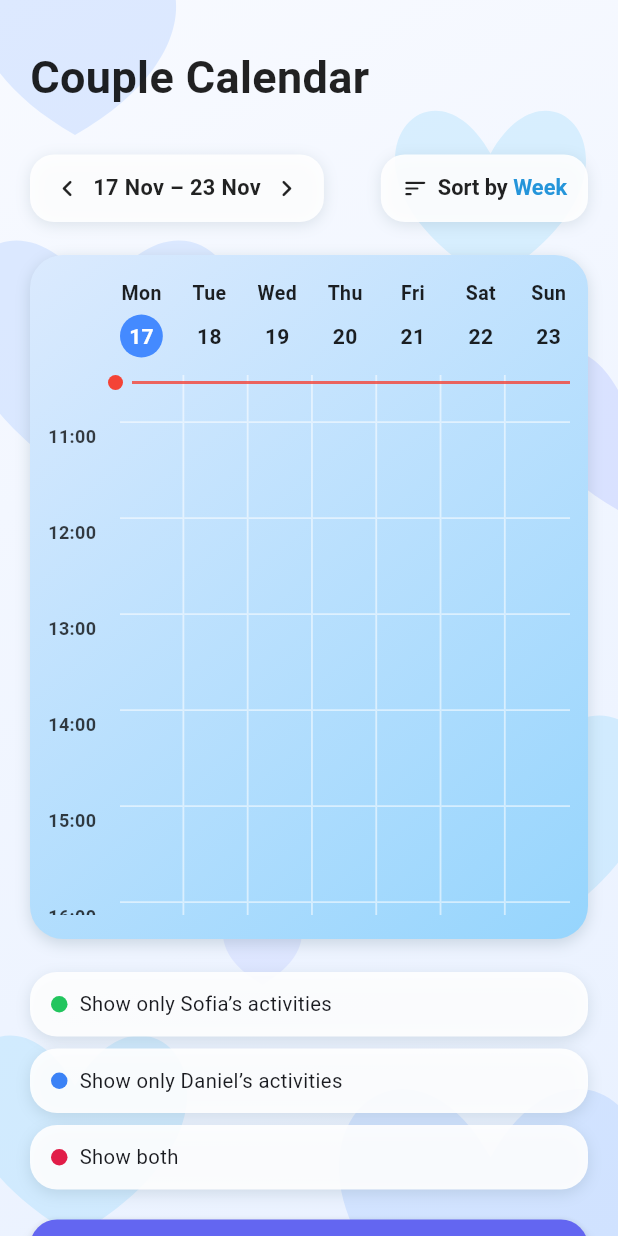
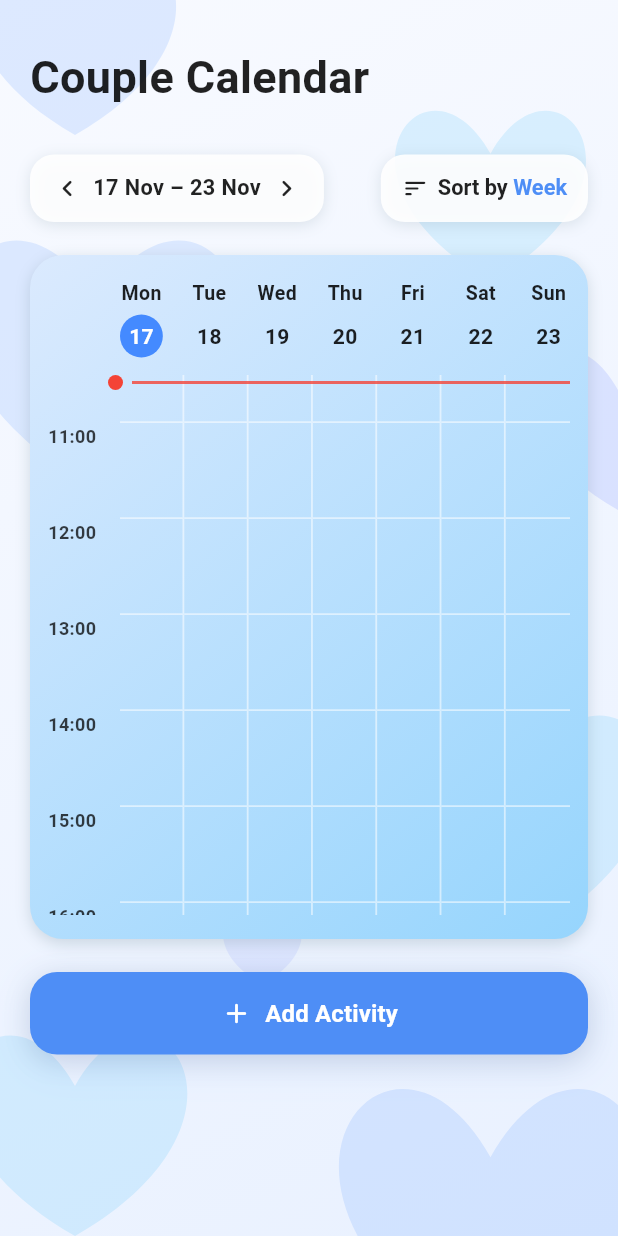
Before and after one commit to Tomasalexpt30/IPM_Bonded, a Flutter app: the CalendarPage screen opened directly, on a phone screen of 412 x 824 dp. Run offline on Flutter 3.47's test engine with Material 3 defaults, Android fonts, the light colour scheme and no system bars; Roboto replaces fonts that are missing (Poppins).

Commit message:
Bonded APP Version 3.3
- Calendar Footer Completed
- Add Activity Button Functionality
  - Sheet with Name, Type of Activity, Date, Time, Notes

```diff
--- a/lib/pages/calendar/calendar_footer/calendar_footer.dart
+++ b/lib/pages/calendar/calendar_footer/calendar_footer.dart
@@ -1,4 +1,5 @@
 import 'package:flutter/material.dart';
+import '../add_activity/add_activity_sheet.dart';
 
 class CalendarFooter extends StatelessWidget {
   const CalendarFooter({super.key});
@@ -7,65 +8,8 @@ class CalendarFooter extends StatelessWidget {
   Widget build(BuildContext context) {
     return Column(
       children: const [
-        _FilterTile(
-          label: "Show only Sofia’s activities",
-          color: Color(0xFF22C55E),
-        ),
-        SizedBox(height: 8),
-        _FilterTile(
-          label: "Show only Daniel’s activities",
-          color: Color(0xFF3B82F6),
-        ),
-        SizedBox(height: 8),
-        _FilterTile(
-          label: "Show both",
-          color: Color(0xFFE11D48),
-        ),
-        SizedBox(height: 20),
         _AddActivityButton(),
       ],
-    );
-  }
-}
-
-class _FilterTile extends StatelessWidget {
-  final String label;
-  final Color color;
-
-  const _FilterTile({super.key, required this.label, required this.color});
-
-  @override
-  Widget build(BuildContext context) {
-    return Container(
-      padding: const EdgeInsets.symmetric(horizontal: 14, vertical: 12),
-      decoration: BoxDecoration(
-        color: Colors.white.withOpacity(0.9),
-        borderRadius: BorderRadius.circular(18),
-        boxShadow: [
-          BoxShadow(
-            color: Colors.blueGrey.withOpacity(0.2),
-            blurRadius: 8,
-            offset: const Offset(0, 3),
-          ),
-        ],
-      ),
-      child: Row(
-        children: [
-          Container(
-            width: 11,
-            height: 11,
-            decoration: BoxDecoration(
-              shape: BoxShape.circle,
-              color: color,
-            ),
-          ),
-          const SizedBox(width: 8),
-          Text(
-            label,
-            style: const TextStyle(fontSize: 13.5),
-          ),
-        ],
-      ),
     );
   }
 }
@@ -77,24 +21,59 @@ class _AddActivityButton extends StatelessWidget {
   Widget build(BuildContext context) {
     return SizedBox(
       width: double.infinity,
+
+      child: Container(
+        // 🔥 Sombra suave estilo Bonded
+        decoration: BoxDecoration(
+          borderRadius: BorderRadius.circular(18),
+          boxShadow: [
+            BoxShadow(
+              color: Colors.black.withOpacity(0.10),
+              blurRadius: 14,
+              spreadRadius: 1,
+              offset: const Offset(0, 4),
+            ),
+            BoxShadow(
+              color: Colors.blueAccent.withOpacity(0.12),
+              blurRadius: 24,
+              offset: const Offset(0, 6),
+            ),
+          ],
+        ),
+
         child: ElevatedButton.icon(
-        onPressed: () {},
-        icon: const Icon(Icons.add_rounded),
+          onPressed: () {
+            showModalBottomSheet(
+              context: context,
+              isScrollControlled: true,
+              backgroundColor: Colors.transparent,
+              builder: (context) => const AddActivitySheet(),
+            );
+          },
+
+          icon: const Icon(Icons.add_rounded, size: 22),
+
           label: const Text(
             "Add Activity",
             style: TextStyle(
-            fontSize: 15.5,
+              fontSize: 16,
               fontWeight: FontWeight.w600,
             ),
           ),
+
           style: ElevatedButton.styleFrom(
-          padding: const EdgeInsets.symmetric(vertical: 14),
+            padding: const EdgeInsets.symmetric(vertical: 16),
+
             shape: RoundedRectangleBorder(
               borderRadius: BorderRadius.circular(18),
             ),
-          elevation: 4,
-          backgroundColor: const Color(0xFF6366F1),
+
+            backgroundColor: const Color(0xFF4E8EF6),
             foregroundColor: Colors.white,
+
+            elevation: 0,
+            shadowColor: Colors.transparent,
+          ),
         ),
       ),
     );
--- a/lib/pages/calendar/calendar_header/calendar_header.dart
+++ b/lib/pages/calendar/calendar_header/calendar_header.dart
@@ -93,7 +93,7 @@ class CalendarHeader extends StatelessWidget {
                             style: const TextStyle(
                               fontSize: 14.5,
                               fontWeight: FontWeight.w700,
-                              color: Color(0xFF2595DA),
+                              color: Color(0xFF4E8EF6),
                             ),
                           ),
                         ],
```
Also changed, not shown: lib/pages/calendar/add_activity/add_activity_sheet.dart (added, +354 -0 lines), lib/pages/calendar/calendar_page.dart (+3 -4 lines), lib/pages/calendar/calendar_footer/calendar_footer_controller.dart (deleted). Lines whose indentation alone changed are shown as unchanged.
